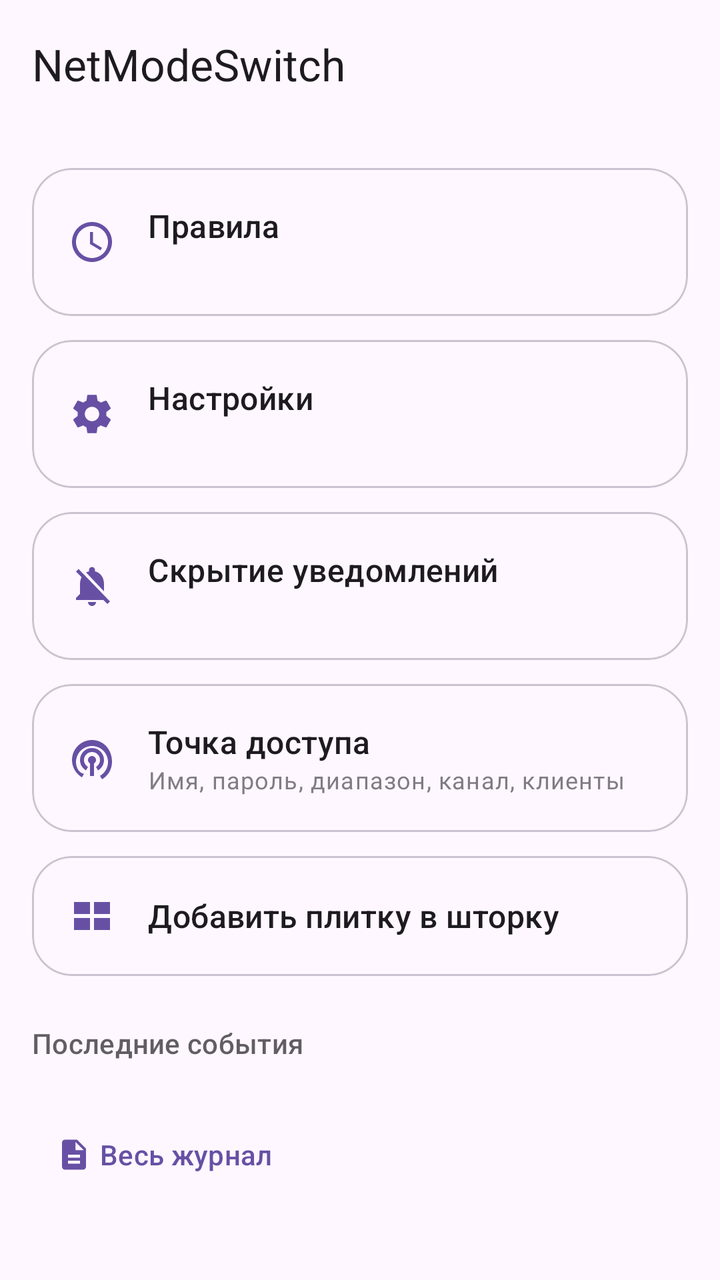
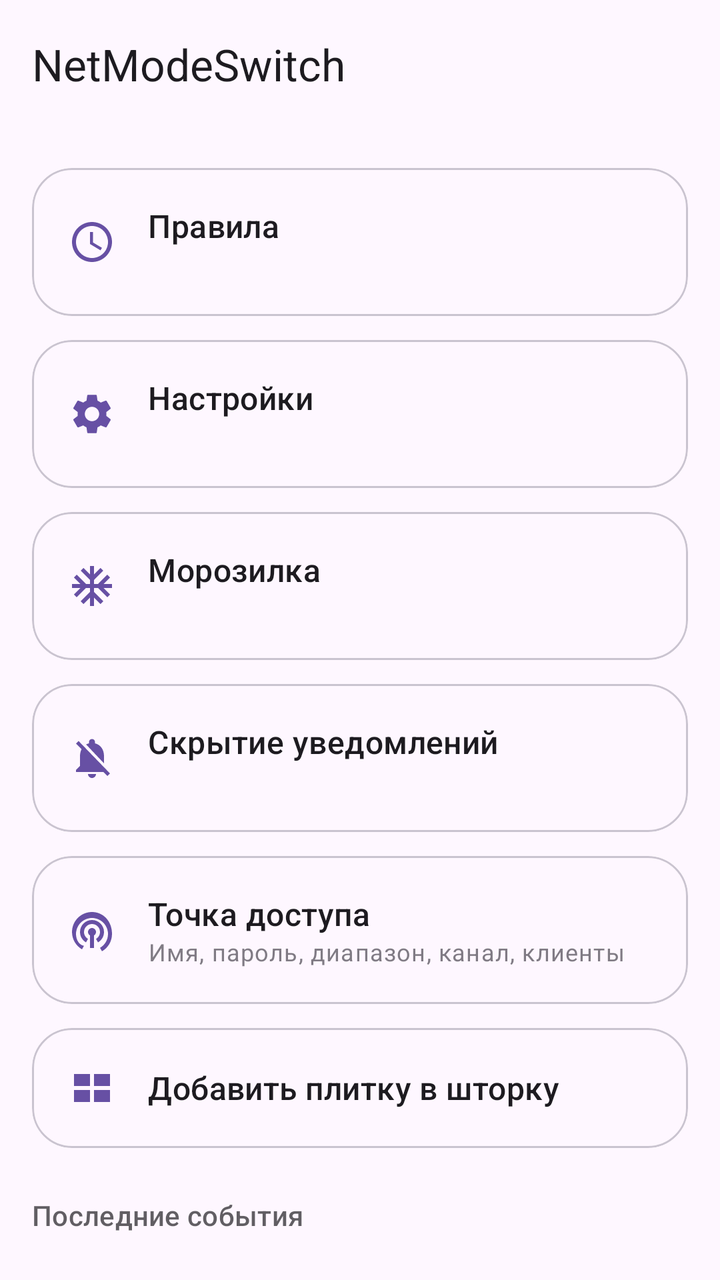

Before-and-after screenshots of an Android layout around one commit, followed by the original layout XML and the change that was made.
<!-- AndroidManifest.xml: application theme Theme.NetModeSwitch -->
<!-- res/layout/activity_main.xml -->
<?xml version="1.0" encoding="utf-8"?>
<LinearLayout xmlns:android="http://schemas.android.com/apk/res/android"
    xmlns:app="http://schemas.android.com/apk/res-auto"
    android:layout_width="match_parent"
    android:layout_height="match_parent"
    android:orientation="vertical"
    android:fitsSystemWindows="true">

    <com.google.android.material.appbar.MaterialToolbar
        android:id="@+id/toolbar"
        android:layout_width="match_parent"
        android:layout_height="wrap_content"
        app:title="@string/app_name" />

    <androidx.core.widget.NestedScrollView
        android:layout_width="match_parent"
        android:layout_height="match_parent"
        android:clipToPadding="false"
        android:paddingBottom="24dp">

        <LinearLayout
            android:layout_width="match_parent"
            android:layout_height="wrap_content"
            android:orientation="vertical"
            android:paddingStart="16dp"
            android:paddingEnd="16dp">

            <LinearLayout
                android:id="@+id/simList"
                android:layout_width="match_parent"
                android:layout_height="wrap_content"
                android:orientation="vertical" />

            <TextView
                android:id="@+id/noSims"
                android:layout_width="match_parent"
                android:layout_height="wrap_content"
                android:alpha="0.6"
                android:paddingTop="24dp"
                android:paddingBottom="24dp"
                android:text="@string/no_sims"
                android:textAppearance="?attr/textAppearanceBodyMedium"
                android:visibility="gone" />

            <com.google.android.material.card.MaterialCardView
                android:id="@+id/rulesCard"
                android:layout_width="match_parent"
                android:layout_height="wrap_content"
                android:layout_marginTop="20dp"
                android:clickable="true"
                android:focusable="true"
                app:cardCornerRadius="20dp"
                style="@style/Widget.Material3.CardView.Outlined">

                <LinearLayout
                    android:layout_width="match_parent"
                    android:layout_height="wrap_content"
                    android:orientation="horizontal"
                    android:gravity="center_vertical"
                    android:padding="18dp">

                    <ImageView
                        android:layout_width="24dp"
                        android:layout_height="24dp"
                        android:src="@drawable/ic_rules"
                        android:contentDescription="@null" />

                    <LinearLayout
                        android:layout_width="0dp"
                        android:layout_weight="1"
                        android:layout_height="wrap_content"
                        android:layout_marginStart="16dp"
                        android:orientation="vertical">

                        <TextView
                            android:layout_width="match_parent"
                            android:layout_height="wrap_content"
                            android:text="@string/open_rules"
                            android:textAppearance="?attr/textAppearanceTitleMedium" />

                        <TextView
                            android:id="@+id/rulesSummary"
                            android:layout_width="match_parent"
                            android:layout_height="wrap_content"
                            android:textAppearance="?attr/textAppearanceBodySmall"
                            android:alpha="0.7" />
                    </LinearLayout>
                </LinearLayout>
            </com.google.android.material.card.MaterialCardView>

            <com.google.android.material.card.MaterialCardView
                android:id="@+id/settingsCard"
                android:layout_width="match_parent"
                android:layout_height="wrap_content"
                android:layout_marginTop="12dp"
                android:clickable="true"
                android:focusable="true"
                app:cardCornerRadius="20dp"
                style="@style/Widget.Material3.CardView.Outlined">

                <LinearLayout
                    android:layout_width="match_parent"
                    android:layout_height="wrap_content"
                    android:orientation="horizontal"
                    android:gravity="center_vertical"
                    android:padding="18dp">

                    <ImageView
                        android:layout_width="24dp"
                        android:layout_height="24dp"
                        android:src="@drawable/ic_settings"
                        android:contentDescription="@null" />

                    <LinearLayout
                        android:layout_width="0dp"
                        android:layout_weight="1"
                        android:layout_height="wrap_content"
                        android:layout_marginStart="16dp"
                        android:orientation="vertical">

                        <TextView
                            android:layout_width="match_parent"
                            android:layout_height="wrap_content"
                            android:text="@string/settings_card"
                            android:textAppearance="?attr/textAppearanceTitleMedium" />

                        <TextView
                            android:id="@+id/settingsSummary"
                            android:layout_width="match_parent"
                            android:layout_height="wrap_content"
                            android:textAppearance="?attr/textAppearanceBodySmall"
                            android:alpha="0.7" />
                    </LinearLayout>
                </LinearLayout>
            </com.google.android.material.card.MaterialCardView>

            <com.google.android.material.card.MaterialCardView
                android:id="@+id/hideCard"
                android:layout_width="match_parent"
                android:layout_height="wrap_content"
                android:layout_marginTop="12dp"
                android:clickable="true"
                android:focusable="true"
                app:cardCornerRadius="20dp"
                style="@style/Widget.Material3.CardView.Outlined">

                <LinearLayout
                    android:layout_width="match_parent"
                    android:layout_height="wrap_content"
                    android:orientation="horizontal"
                    android:gravity="center_vertical"
                    android:padding="18dp">

                    <ImageView
                        android:layout_width="24dp"
                        android:layout_height="24dp"
                        android:src="@drawable/ic_notif_hide"
                        android:contentDescription="@null" />

                    <LinearLayout
                        android:layout_width="0dp"
                        android:layout_weight="1"
                        android:layout_height="wrap_content"
                        android:layout_marginStart="16dp"
                        android:orientation="vertical">

                        <TextView
                            android:layout_width="match_parent"
                            android:layout_height="wrap_content"
                            android:text="@string/hide_title"
                            android:textAppearance="?attr/textAppearanceTitleMedium" />

                        <TextView
                            android:id="@+id/hideSummary"
                            android:layout_width="match_parent"
                            android:layout_height="wrap_content"
                            android:textAppearance="?attr/textAppearanceBodySmall"
                            android:alpha="0.7" />
                    </LinearLayout>
                </LinearLayout>
            </com.google.android.material.card.MaterialCardView>

            <com.google.android.material.card.MaterialCardView
                android:id="@+id/apCard"
                android:layout_width="match_parent"
                android:layout_height="wrap_content"
                android:layout_marginTop="12dp"
                android:clickable="true"
                android:focusable="true"
                app:cardCornerRadius="20dp"
                style="@style/Widget.Material3.CardView.Outlined">

                <LinearLayout
                    android:layout_width="match_parent"
                    android:layout_height="wrap_content"
                    android:orientation="horizontal"
                    android:gravity="center_vertical"
                    android:padding="18dp">

                    <ImageView
                        android:layout_width="24dp"
                        android:layout_height="24dp"
                        android:src="@drawable/ic_hotspot"
                        android:contentDescription="@null" />

                    <LinearLayout
                        android:layout_width="0dp"
                        android:layout_weight="1"
                        android:layout_height="wrap_content"
                        android:layout_marginStart="16dp"
                        android:orientation="vertical">

                        <TextView
                            android:layout_width="match_parent"
                            android:layout_height="wrap_content"
                            android:text="@string/ap_title"
                            android:textAppearance="?attr/textAppearanceTitleMedium" />

                        <TextView
                            android:id="@+id/apSummary"
                            android:layout_width="match_parent"
                            android:layout_height="wrap_content"
                            android:text="@string/ap_card_summary"
                            android:textAppearance="?attr/textAppearanceBodySmall"
                            android:alpha="0.7" />
                    </LinearLayout>
                </LinearLayout>
            </com.google.android.material.card.MaterialCardView>

            <com.google.android.material.card.MaterialCardView
                android:id="@+id/tileCard"
                android:layout_width="match_parent"
                android:layout_height="wrap_content"
                android:layout_marginTop="12dp"
                android:clickable="true"
                android:focusable="true"
                app:cardCornerRadius="20dp"
                style="@style/Widget.Material3.CardView.Outlined">

                <LinearLayout
                    android:layout_width="match_parent"
                    android:layout_height="wrap_content"
                    android:orientation="horizontal"
                    android:gravity="center_vertical"
                    android:padding="18dp">

                    <ImageView
                        android:layout_width="24dp"
                        android:layout_height="24dp"
                        android:src="@drawable/ic_tile_shade"
                        android:contentDescription="@null" />

                    <TextView
                        android:layout_width="match_parent"
                        android:layout_height="wrap_content"
                        android:layout_marginStart="16dp"
                        android:text="@string/add_tile"
                        android:textAppearance="?attr/textAppearanceTitleMedium" />
                </LinearLayout>
            </com.google.android.material.card.MaterialCardView>

            <TextView
                android:layout_width="match_parent"
                android:layout_height="wrap_content"
                android:layout_marginTop="24dp"
                android:layout_marginBottom="6dp"
                android:text="@string/section_recent"
                android:textAppearance="?attr/textAppearanceTitleSmall"
                android:alpha="0.7" />

            <TextView
                android:id="@+id/log"
                android:layout_width="match_parent"
                android:layout_height="wrap_content"
                android:ellipsize="end"
                android:maxLines="8"
                android:textAppearance="?attr/textAppearanceBodySmall"
                android:textColor="?attr/colorOnSurfaceVariant" />

            <com.google.android.material.button.MaterialButton
                android:id="@+id/logAll"
                style="@style/Widget.Material3.Button.TextButton"
                android:layout_width="wrap_content"
                android:layout_height="wrap_content"
                android:text="@string/log_all"
                app:icon="@drawable/ic_log" />
        </LinearLayout>
    </androidx.core.widget.NestedScrollView>
</LinearLayout>
<!-- resources referenced by this layout -->
<resources>
  <!-- drawable ic_log (drawable) -->
  <vector xmlns:android="http://schemas.android.com/apk/res/android"
      android:width="24dp"
      android:height="24dp"
      android:tint="?attr/colorControlNormal"
      android:viewportWidth="24"
      android:viewportHeight="24">
      <path android:fillColor="@android:color/white" android:pathData="M14,2H6c-1.1,0 -1.99,0.9 -1.99,2L4,20c0,1.1 0.89,2 1.99,2H18c1.1,0 2,-0.9 2,-2V8l-6,-6zM16,18H8v-2h8v2zM16,14H8v-2h8v2zM13,9V3.5L18.5,9H13z" />
  </vector>
  <!-- drawable ic_notif_hide (drawable) -->
  <vector xmlns:android="http://schemas.android.com/apk/res/android"
      android:width="24dp" android:height="24dp"
      android:viewportWidth="24" android:viewportHeight="24"
      android:tint="?attr/colorPrimary">
      <path android:fillColor="@android:color/white"
          android:pathData="M20,18.69L7.84,6.14 5.27,3.49 4,4.76l2.8,2.8v0.01c-0.52,0.99 -0.8,2.16 -0.8,3.42v5l-2,2v1h13.73l2,2L21,19.72l-1,-1.03zM12,22c1.11,0 2,-0.89 2,-2h-4c0,1.11 0.89,2 2,2zM18,14.68L18,11c0,-3.08 -1.64,-5.64 -4.5,-6.32L13.5,4c0,-0.83 -0.67,-1.5 -1.5,-1.5s-1.5,0.67 -1.5,1.5v0.68c-0.15,0.03 -0.29,0.08 -0.42,0.12 -0.1,0.03 -0.2,0.07 -0.3,0.11h-0.01c-0.01,0 -0.01,0 -0.02,0.01 -0.23,0.09 -0.46,0.2 -0.68,0.31 0,0 -0.01,0 -0.01,0.01L18,14.68z" />
  </vector>
  <!-- drawable ic_rules (drawable) -->
  <vector xmlns:android="http://schemas.android.com/apk/res/android"
      android:width="24dp" android:height="24dp"
      android:viewportWidth="24" android:viewportHeight="24"
      android:tint="?attr/colorPrimary">
      <path android:fillColor="@android:color/white"
          android:pathData="M11.99,2C6.47,2 2,6.48 2,12s4.47,10 9.99,10C17.52,22 22,17.52 22,12S17.52,2 11.99,2zM12,20c-4.42,0 -8,-3.58 -8,-8s3.58,-8 8,-8 8,3.58 8,8 -3.58,8 -8,8zM12.5,7H11v6l5.25,3.15 0.75,-1.23 -4.5,-2.67z" />
  </vector>
  <!-- drawable ic_tile_shade (drawable) -->
  <vector xmlns:android="http://schemas.android.com/apk/res/android"
      android:width="24dp" android:height="24dp"
      android:viewportWidth="24" android:viewportHeight="24"
      android:tint="?attr/colorPrimary">
      <path android:fillColor="@android:color/white"
          android:pathData="M3,5h8v6H3zM13,5h8v6h-8zM3,13h8v6H3zM13,13h8v6h-8z" />
  </vector>
  <string name="add_tile">Добавить плитку в шторку</string>
  <string name="ap_card_summary">Имя, пароль, диапазон, канал, клиенты</string>
  <string name="ap_title">Точка доступа</string>
  <string name="app_name">NetModeSwitch</string>
  <string name="hide_title">Скрытие уведомлений</string>
  <string name="log_all">Весь журнал</string>
  <string name="no_sims">Активных SIM не найдено. Проверь, что карта вставлена и root выдан</string>
  <string name="open_rules">Правила</string>
  <string name="section_recent">Последние события</string>
  <string name="settings_card">Настройки</string>
  <style name="Theme.NetModeSwitch" parent="Theme.Material3.DayNight.NoActionBar">
          <item name="android:statusBarColor">?attr/colorSurface</item>
          <item name="android:navigationBarColor">?attr/colorSurface</item>
          
          <item name="android:windowLightStatusBar">true</item>
          <item name="android:windowLightNavigationBar">true</item>
      </style>
  <!-- unchanged entries left out for length: 2 -->
</resources>

<!-- the commit's change to res/layout/activity_main.xml (unified diff, before → after) -->
@@ -135,6 +135,53 @@
             </com.google.android.material.card.MaterialCardView>
 
             <com.google.android.material.card.MaterialCardView
+                android:id="@+id/iceCard"
+                android:layout_width="match_parent"
+                android:layout_height="wrap_content"
+                android:layout_marginTop="12dp"
+                android:clickable="true"
+                android:focusable="true"
+                app:cardCornerRadius="20dp"
+                style="@style/Widget.Material3.CardView.Outlined">
+
+                <LinearLayout
+                    android:layout_width="match_parent"
+                    android:layout_height="wrap_content"
+                    android:orientation="horizontal"
+                    android:gravity="center_vertical"
+                    android:padding="18dp">
+
+                    <ImageView
+                        android:layout_width="24dp"
+                        android:layout_height="24dp"
+                        android:src="@drawable/ic_ice"
+                        app:tint="?attr/colorPrimary"
+                        android:contentDescription="@null" />
+
+                    <LinearLayout
+                        android:layout_width="0dp"
+                        android:layout_weight="1"
+                        android:layout_height="wrap_content"
+                        android:layout_marginStart="16dp"
+                        android:orientation="vertical">
+
+                        <TextView
+                            android:layout_width="match_parent"
+                            android:layout_height="wrap_content"
+                            android:text="@string/ice_title"
+                            android:textAppearance="?attr/textAppearanceTitleMedium" />
+
+                        <TextView
+                            android:id="@+id/iceSummary"
+                            android:layout_width="match_parent"
+                            android:layout_height="wrap_content"
+                            android:textAppearance="?attr/textAppearanceBodySmall"
+                            android:alpha="0.7" />
+                    </LinearLayout>
+                </LinearLayout>
+            </com.google.android.material.card.MaterialCardView>
+
+            <com.google.android.material.card.MaterialCardView
                 android:id="@+id/hideCard"
                 android:layout_width="match_parent"
                 android:layout_height="wrap_content"
<!-- resource entries referenced after the edit -->
@@ -1,5 +1,14 @@
 <!-- resources referenced by this layout -->
 <resources>
+  <!-- drawable ic_ice (drawable) -->
+  <vector xmlns:android="http://schemas.android.com/apk/res/android"
+      android:width="24dp"
+      android:height="24dp"
+      android:tint="?attr/colorControlNormal"
+      android:viewportWidth="24"
+      android:viewportHeight="24">
+      <path android:fillColor="@android:color/white" android:pathData="M22,11h-4.17l3.24,-3.24 -1.41,-1.42L15,11h-2V9l4.66,-4.66 -1.42,-1.41L13,6.17V2h-2v4.17L7.76,2.93 6.34,4.34 11,9v2H9L4.34,6.34 2.93,7.76 6.17,11H2v2h4.17l-3.24,3.24 1.41,1.42L9,13h2v2l-4.66,4.66 1.42,1.41L11,17.83V22h2v-4.17l3.24,3.24 1.42,-1.41L13,15v-2h2l4.66,4.66 1.41,-1.42L17.83,13H22z" />
+  </vector>
   <!-- drawable ic_log (drawable) -->
   <vector xmlns:android="http://schemas.android.com/apk/res/android"
       android:width="24dp"
@@ -38,6 +47,7 @@
   <string name="ap_title">Точка доступа</string>
   <string name="app_name">NetModeSwitch</string>
   <string name="hide_title">Скрытие уведомлений</string>
+  <string name="ice_title">Морозилка</string>
   <string name="log_all">Весь журнал</string>
   <string name="no_sims">Активных SIM не найдено. Проверь, что карта вставлена и root выдан</string>
   <string name="open_rules">Правила</string>
